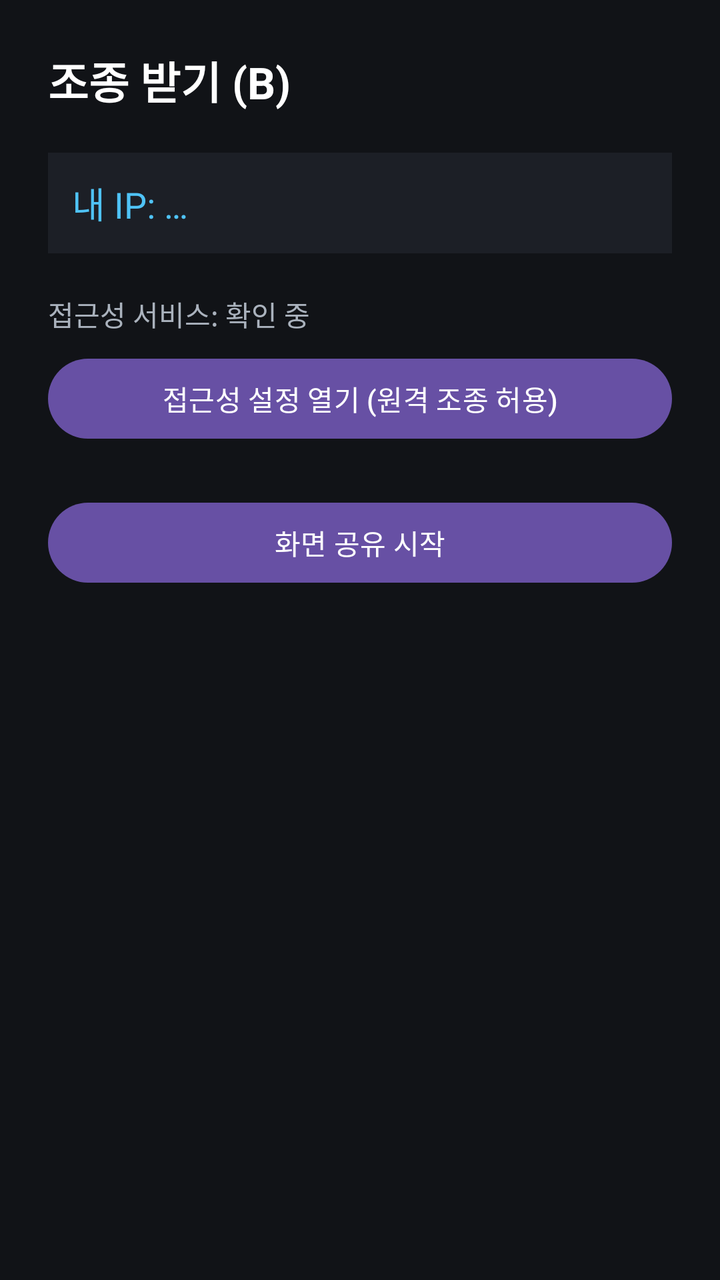
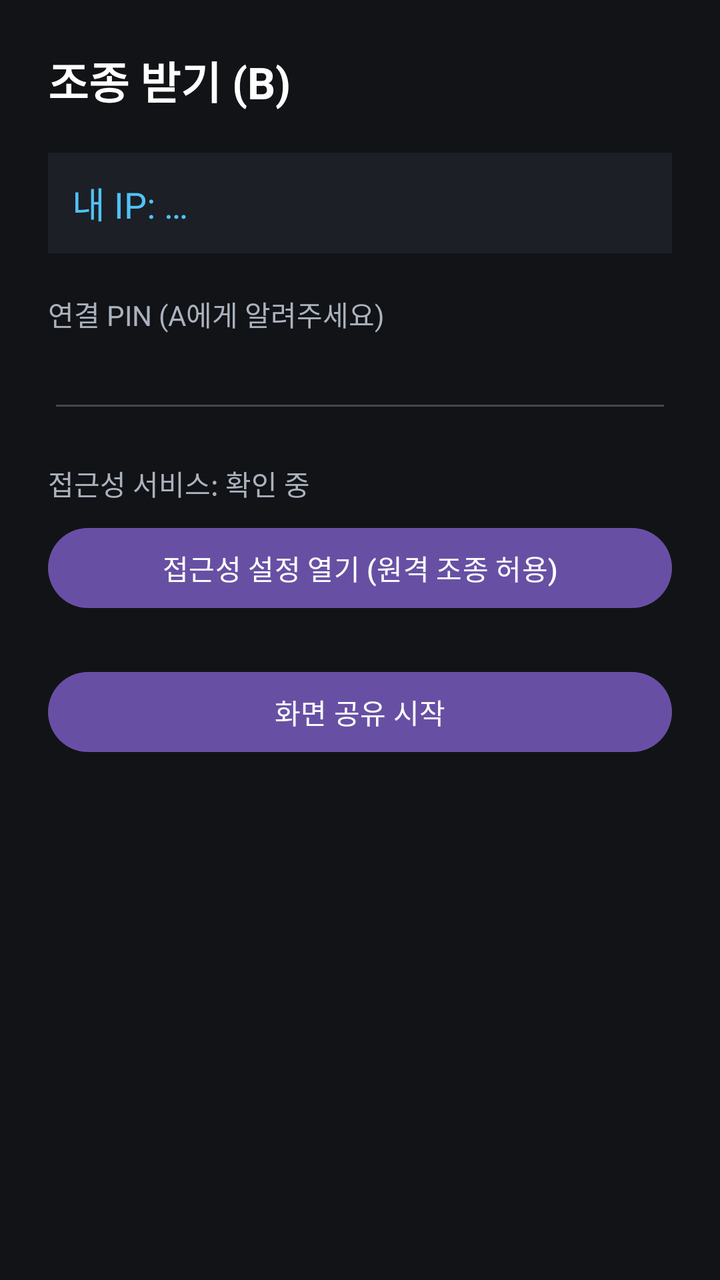

An Android layout rendered at two revisions. The XML below is the earlier revision; the diff shows what the commit changed to produce the second picture.
<!-- AndroidManifest.xml: application theme Theme.Material3.DayNight.NoActionBar -->
<!-- res/layout/activity_host.xml -->
<?xml version="1.0" encoding="utf-8"?>
<LinearLayout xmlns:android="http://schemas.android.com/apk/res/android"
    android:layout_width="match_parent"
    android:layout_height="match_parent"
    android:orientation="vertical"
    android:padding="24dp"
    android:background="#111317">

    <TextView
        android:layout_width="wrap_content"
        android:layout_height="wrap_content"
        android:text="조종 받기 (B)"
        android:textColor="#FFFFFF"
        android:textSize="22sp"
        android:textStyle="bold"
        android:layout_marginBottom="20dp" />

    <TextView
        android:id="@+id/txtIp"
        android:layout_width="match_parent"
        android:layout_height="wrap_content"
        android:text="내 IP: …"
        android:textColor="#4FC3F7"
        android:textSize="18sp"
        android:padding="12dp"
        android:background="#1C1F26"
        android:layout_marginBottom="20dp" />

    <TextView
        android:id="@+id/txtAccessibility"
        android:layout_width="wrap_content"
        android:layout_height="wrap_content"
        android:text="접근성 서비스: 확인 중"
        android:textColor="#AAB2BD"
        android:layout_marginBottom="8dp" />

    <Button
        android:id="@+id/btnAccessibility"
        android:layout_width="match_parent"
        android:layout_height="wrap_content"
        android:text="접근성 설정 열기 (원격 조종 허용)"
        android:layout_marginBottom="24dp" />

    <Button
        android:id="@+id/btnStart"
        android:layout_width="match_parent"
        android:layout_height="wrap_content"
        android:text="화면 공유 시작" />

    <TextView
        android:id="@+id/txtStatus"
        android:layout_width="match_parent"
        android:layout_height="wrap_content"
        android:text=""
        android:textColor="#FFCC80"
        android:layout_marginTop="20dp" />

</LinearLayout>
<!-- resources referenced by this layout -->
<resources>

</resources>

<!-- the commit's change to res/layout/activity_host.xml (unified diff, before → after) -->
@@ -24,6 +24,20 @@
         android:textSize="18sp"
         android:padding="12dp"
         android:background="#1C1F26"
+        android:layout_marginBottom="20dp" />
+
+    <TextView
+        android:layout_width="wrap_content"
+        android:layout_height="wrap_content"
+        android:text="연결 PIN (A에게 알려주세요)"
+        android:textColor="#AAB2BD" />
+    <EditText
+        android:id="@+id/editPin"
+        android:layout_width="match_parent"
+        android:layout_height="wrap_content"
+        android:inputType="number"
+        android:textColor="#4FC3F7"
+        android:textSize="20sp"
         android:layout_marginBottom="20dp" />
 
     <TextView
